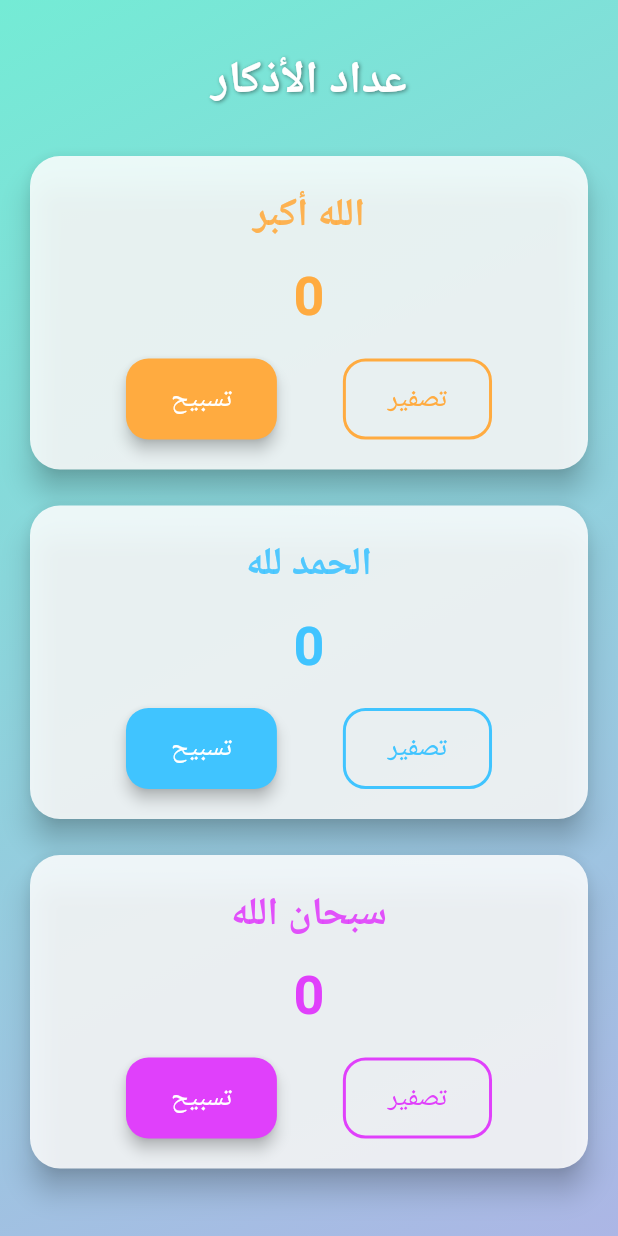
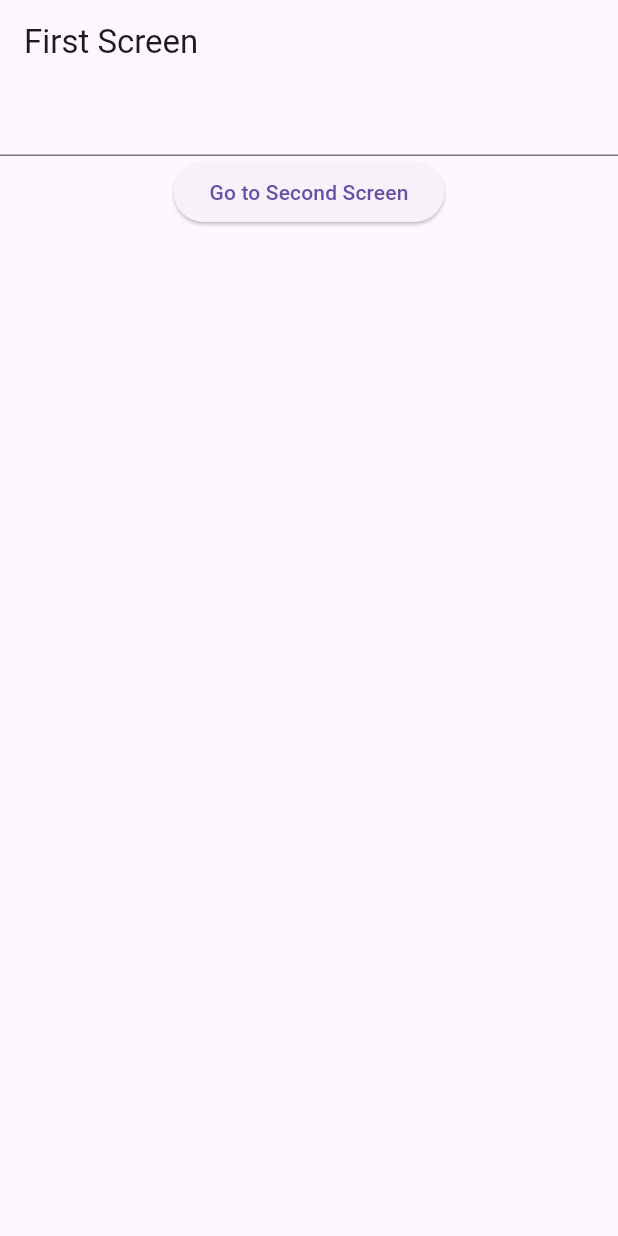
Before and after one commit to LAHENLAHRN/allapplication, a Flutter app: the screen it shows after launch, on a phone screen of 412 x 824 dp. Run offline on Flutter 3.47's test engine with Material 3 defaults, Android fonts, the phone set to English and light mode, and no system bars.

Commit message:
lesson_05_f_navigation_part2

```diff
--- a/lib/main.dart
+++ b/lib/main.dart
@@ -1,175 +1,52 @@
+//import 'dart:io';
+
 import 'package:flutter/material.dart';
-
 void main() {
-  runApp(const TasbeehApp());
+  runApp(ProfileApp());
 }
 
-class TasbeehApp extends StatelessWidget {
-  const TasbeehApp({super.key});
+class ProfileApp extends StatefulWidget {
+  @override
+  _ProfileAppState createState() => _ProfileAppState();
+}
 
+
+class _ProfileAppState extends State<ProfileApp> {
   @override
   Widget build(BuildContext context) {
     return MaterialApp(
-      debugShowCheckedModeBanner: false,
-      title: 'عداد التسبيح',
-      theme: ThemeData(
-        fontFamily: 'Roboto',
-        primarySwatch: Colors.teal,
-      ),
-      home: const TasbeehScreen(),
+      home: FirstScreen(),
     );
   }
 }
 
-class TasbeehScreen extends StatefulWidget {
-  const TasbeehScreen({super.key});
-
-  @override
-  State<TasbeehScreen> createState() => _TasbeehScreenState();
-}
-
-class _TasbeehScreenState extends State<TasbeehScreen> {
-  int allahuAkbar = 0;
-  int alhamdulillah = 0;
-  int subhanAllah = 0;
+class FirstScreen extends StatelessWidget {
+  TextEditingController Textcontroller=new TextEditingController();
 
   @override
   Widget build(BuildContext context) {
     return Scaffold(
-      body: Container(
-        decoration: const BoxDecoration(
-          gradient: LinearGradient(
-            colors: [Color(0xFF74EBD5), Color(0xFFACB6E5)],
-            begin: Alignment.topLeft,
-            end: Alignment.bottomRight,
-          ),
-        ),
-        child: SafeArea(
-          child: SingleChildScrollView(
-            physics: const BouncingScrollPhysics(),
-            padding: const EdgeInsets.all(16.0),
-            child: Column(
-              children: [
-                const SizedBox(height: 16),
-                const Text(
-                  'عداد الأذكار',
-                  style: TextStyle(
-                    fontSize: 30,
-                    fontWeight: FontWeight.bold,
-                    color: Colors.white,
-                    shadows: [
-                      Shadow(
-                        color: Colors.black45,
-                        offset: Offset(1, 1),
-                        blurRadius: 3,
-                      ),
-                    ],
-                  ),
-                ),
-                const SizedBox(height: 24),
-                _buildCounterCard(
-                  title: 'الله أكبر',
-                  count: allahuAkbar,
-                  color: Colors.orangeAccent,
-                  onTap: () => setState(() => allahuAkbar++),
-                  onReset: () => setState(() => allahuAkbar = 0),
-                ),
-                const SizedBox(height: 16),
-                _buildCounterCard(
-                  title: 'الحمد لله',
-                  count: alhamdulillah,
-                  color: Colors.lightBlueAccent,
-                  onTap: () => setState(() => alhamdulillah++),
-                  onReset: () => setState(() => alhamdulillah = 0),
-                ),
-                const SizedBox(height: 16),
-                _buildCounterCard(
-                  title: 'سبحان الله',
-                  count: subhanAllah,
-                  color: Colors.purpleAccent,
-                  onTap: () => setState(() => subhanAllah++),
-                  onReset: () => setState(() => subhanAllah = 0),
-                ),
-                const SizedBox(height: 30),
-              ],
-            ),
-          ),
-        ),
-      ),
-    );
-  }
-
-  Widget _buildCounterCard({
-    required String title,
-    required int count,
-    required Color color,
-    required VoidCallback onTap,
-    required VoidCallback onReset,
-  }) {
-    return Card(
-      color: Colors.white.withOpacity(0.85),
-      shape: RoundedRectangleBorder(borderRadius: BorderRadius.circular(20)),
-      elevation: 8,
-      child: Padding(
-        padding: const EdgeInsets.all(20),
+      appBar: AppBar(title: Text('First Screen')),
+      body: Center(
         child: Column(
           children: [
-            Text(
-              title,
-              style: TextStyle(
-                fontSize: 26,
-                fontWeight: FontWeight.bold,
-                color: color.withOpacity(0.9),
-              ),
+            TextField(
+              controller: Textcontroller,
             ),
-            const SizedBox(height: 10),
-            Text(
-              '$count',
-              style: TextStyle(
-                fontSize: 36,
-                fontWeight: FontWeight.w600,
-                color: color,
-              ),
-            ),
-            const SizedBox(height: 16),
-            Row(
-              mainAxisAlignment: MainAxisAlignment.spaceEvenly,
-              children: [
-                ElevatedButton(
-                  onPressed: onTap,
-                  style: ElevatedButton.styleFrom(
-                    backgroundColor: color,
-                    foregroundColor: Colors.white,
-                    padding: const EdgeInsets.symmetric(
-                        horizontal: 30, vertical: 14),
-                    shape: RoundedRectangleBorder(
-                        borderRadius: BorderRadius.circular(15)),
-                    elevation: 4,
-                  ),
-                  child: const Text(
-                    'تسبيح',
-                    style: TextStyle(fontSize: 18),
-                  ),
-                ),
-                OutlinedButton(
-                  onPressed: onReset,
-                  style: OutlinedButton.styleFrom(
-                    side: BorderSide(color: color, width: 2),
-                    padding: const EdgeInsets.symmetric(
-                        horizontal: 30, vertical: 14),
-                    shape: RoundedRectangleBorder(
-                        borderRadius: BorderRadius.circular(15)),
-                  ),
-                  child: Text(
-                    'تصفير',
-                    style: TextStyle(fontSize: 18, color: color),
-                  ),
-                ),
-              ],
+            ElevatedButton(
+              onPressed: () {
+                Navigator.push(
+                  context,
+                  MaterialPageRoute(builder: (context) => SecondScreen(data: Textcontroller.text)),
+                );
+              },
+              child: Text('Go to Second Screen'),
             ),
           ],
         ),
       ),
     );
   }
+
+  SecondScreen({required String data}) {}
 }
```
Also changed, not shown: 1 other file.
